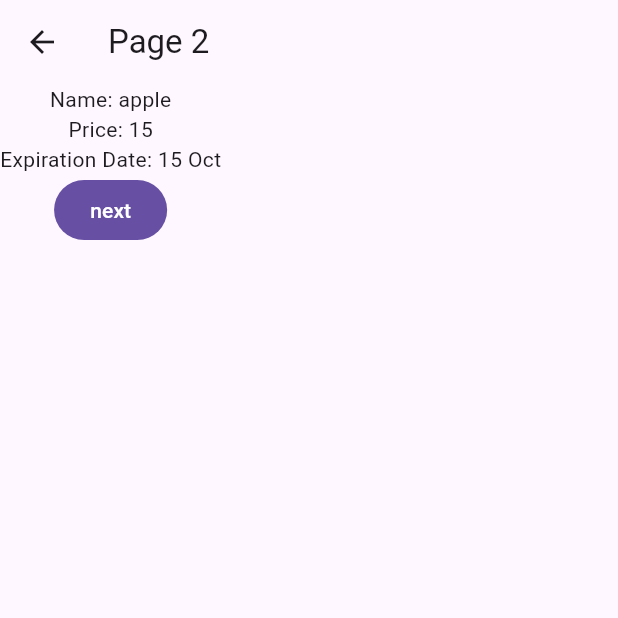
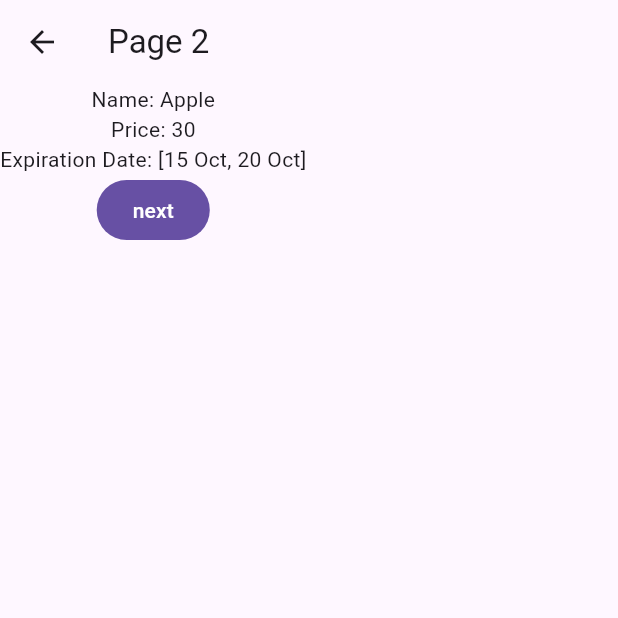
Before and after one commit to 6631501193-blip/flutter_application_, a Flutter app: the screen it shows after launch, after a tap on "next", on a phone screen of 412 x 824 dp, the top half of it. Run offline on Flutter 3.47's test engine with Material 3 defaults, Android fonts, the phone set to English and light mode, and no system bars.

Commit message:
another way

```diff
--- a/lib/week08/page1.dart
+++ b/lib/week08/page1.dart
@@ -15,14 +15,8 @@ class Page1 extends StatelessWidget {
             Navigator.push(
               context,
               MaterialPageRoute(
-                builder: (context) => Page2(),
-                settings: RouteSettings(
-                  arguments: <String, dynamic>{
-                    'name': 'apple',
-                    'price': 15,
-                    'date': ['15 Oct', '20 Oct'],
-                  },
-                ),
+                builder: (context) =>
+                    Page2(name: 'Apple', price: 30, date: ['15 Oct', '20 Oct']),
               ),
             );
           },
--- a/lib/week08/page2.dart
+++ b/lib/week08/page2.dart
@@ -1,20 +1,30 @@
 import 'package:flutter/material.dart';
 
 class Page2 extends StatelessWidget {
-  const Page2({super.key});
+  String name = '';
+  int price = 0;
+  List date = [];
+
+  Page2({
+    super.key,
+    required this.name,
+    required this.price,
+    required this.date,
+  });
 
   @override
   Widget build(BuildContext context) {
     //get data from previous page
-    Map<String, dynamic> data = ModalRoute.of(context)!.settings.arguments as Map<String, dynamic>;
+    // Map<String, dynamic> data =
+    //     ModalRoute.of(context)!.settings.arguments as Map<String, dynamic>;
 
     return Scaffold(
       appBar: AppBar(title: Text('Page 2')),
       body: Column(
         children: [
-          Text('Name: ${data['name']}'),
-          Text('Price: ${data['price']}'),
-          Text('Expiration Date: ${data['date'][0]}'),
+          Text('Name: $name'),
+          Text('Price: $price'),
+          Text('Expiration Date: $date'),
           FilledButton(
             onPressed: () {
               Navigator.pop(context);
```
